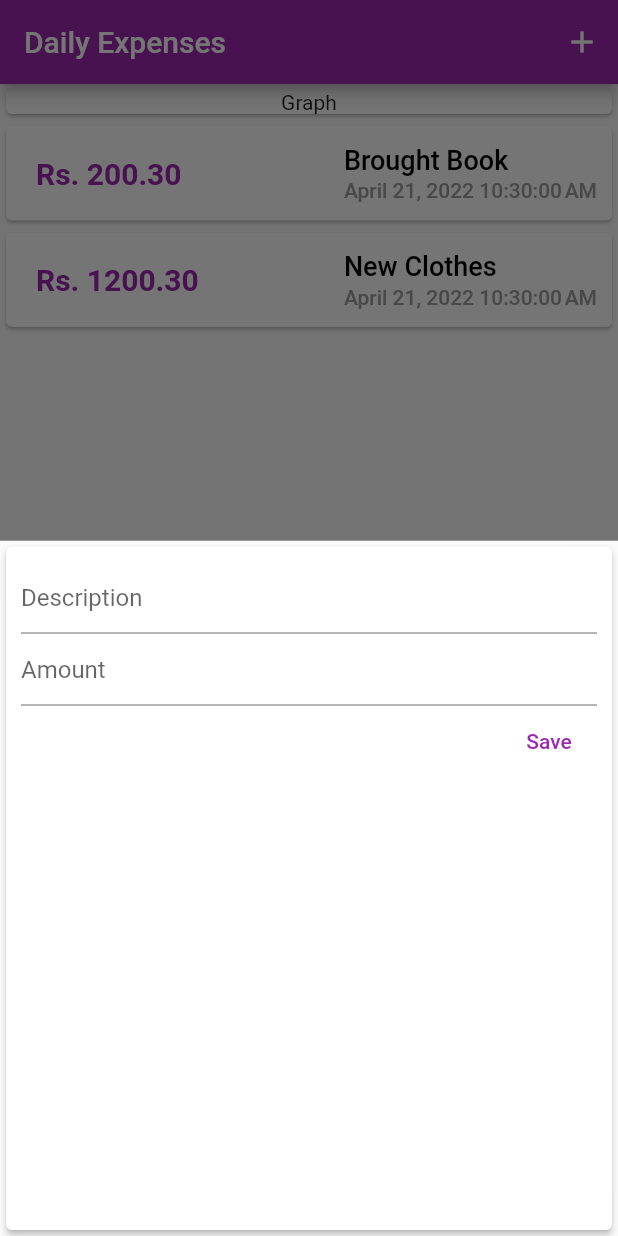
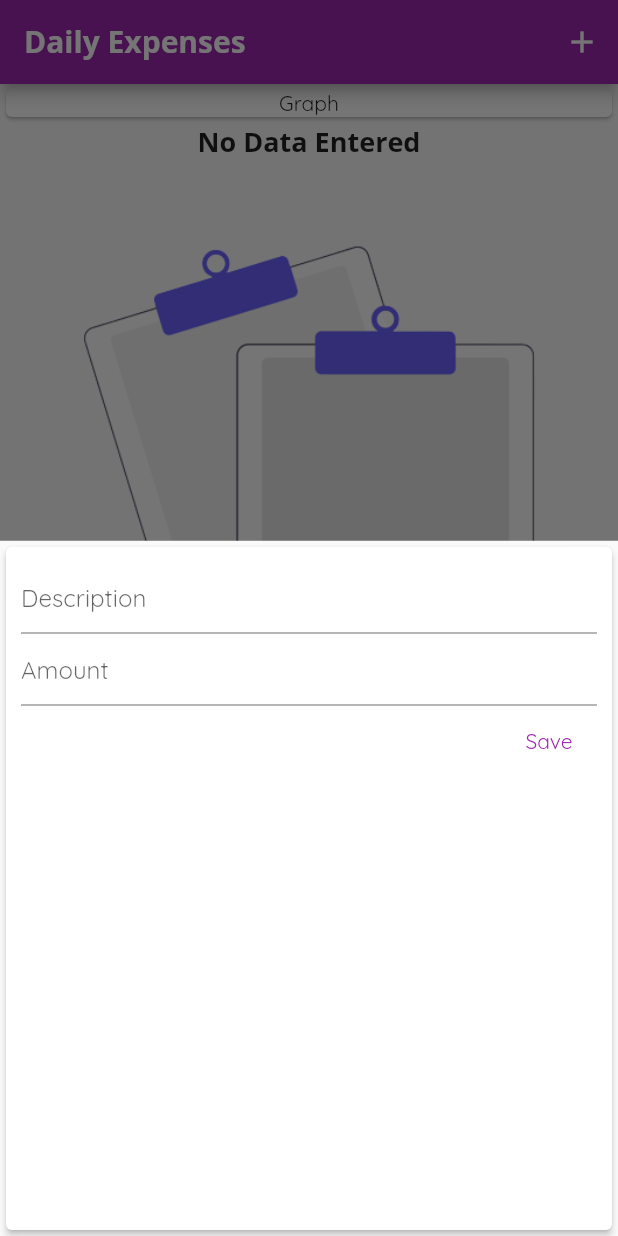
Before and after one commit to YuneshShrestha/personal_expenses_app, a Flutter app: the screen it shows after launch, after a tap on the "add" icon, on a phone screen of 412 x 824 dp. Run offline on Flutter 3.47's test engine with Material 2 defaults, Android fonts, the phone set to English and light mode, and no system bars.

Commit message:
font and theme completed

```diff
--- a/lib/main.dart
+++ b/lib/main.dart
@@ -16,27 +16,45 @@ class MyApp extends StatelessWidget {
   @override
   Widget build(BuildContext context) {
     return MaterialApp(
-      home: Home(),
+      home: const Home(),
       debugShowCheckedModeBanner: false,
-      theme: ThemeData(primarySwatch: MySetting.primary),
+      theme: ThemeData(
+        primarySwatch: MySetting.primary,
+        fontFamily: 'Quicksand',
+        textTheme: TextTheme(
+          headline6: ThemeData.light()
+              .textTheme
+              .copyWith(
+                  headline6: const TextStyle(
+                      fontFamily: 'OpenSans',
+                      fontSize: 18.0,
+                      fontWeight: FontWeight.bold))
+              .headline6,
+        ),
+        appBarTheme: AppBarTheme(
+          titleTextStyle: ThemeData.light()
+              .textTheme
+              .copyWith(
+                  headline6: const TextStyle(
+                      fontFamily: 'OpenSans',
+                      fontSize: 20.0,
+                      fontWeight: FontWeight.bold))
+              .headline6,
+        ),
+      ),
     );
   }
 }
 
 class Home extends StatefulWidget {
-  Home({Key? key}) : super(key: key);
+  const Home({Key? key}) : super(key: key);
 
   @override
   State<Home> createState() => _HomeState();
 }
 
 class _HomeState extends State<Home> {
-  final List<Transaction> _transactionList = [
-    Transaction(
-        id: '1', title: 'Brought Book', expenses: 200.3, date: DateTime.now()),
-    Transaction(
-        id: '2', title: 'New Clothes', expenses: 1200.3, date: DateTime.now()),
-  ];
+  final List<Transaction> _transactionList = [];
 
   void _addTransaction(String title, double expenses) {
     var newTransaction = Transaction(
@@ -74,7 +92,21 @@ class _HomeState extends State<Home> {
         const Card(
           child: Center(child: Text('Graph')),
         ),
-        TransactionList(_transactionList)
+        _transactionList.isEmpty
+            ? Column(
+                mainAxisAlignment: MainAxisAlignment.center,
+                children: [
+                  Text(
+                    'No Data Entered',
+                    style: Theme.of(context).textTheme.headline6,
+                  ),
+                  const SizedBox(
+                    height: 20.0,
+                  ),
+                  Image.asset('assets/images/no_data.png')
+                ],
+              )
+            : TransactionList(_transactionList)
       ]),
       floatingActionButton: FloatingActionButton(
         onPressed: () => _openAddExpensesBottomSheet(context),
--- a/lib/model/app_setting.dart
+++ b/lib/model/app_setting.dart
@@ -5,5 +5,6 @@ class MySetting {
   static MaterialColor primary = Colors.purple;
   static Color primarytextColor = Colors.black;
   static Color secondaryTextColor = Colors.grey;
+  static Color accentColor = Colors.yellow;
 }
 // Color
--- a/lib/widgets/transaction_list.dart
+++ b/lib/widgets/transaction_list.dart
@@ -26,7 +26,7 @@ class TransactionList extends StatelessWidget {
                     child: Text(
                       'Rs. ${transactionList[index].expenses.toStringAsFixed(2)}',
                       style: TextStyle(
-                          color: MySetting.primary,
+                          color: Theme.of(context).primaryColor,
                           fontSize: 20.0,
                           fontWeight: FontWeight.w700),
                     ),
@@ -36,13 +36,8 @@ class TransactionList extends StatelessWidget {
                   crossAxisAlignment: CrossAxisAlignment.start,
                   mainAxisAlignment: MainAxisAlignment.center,
                   children: [
-                    Text(
-                      transactionList[index].title,
-                      style: TextStyle(
-                          color: MySetting.primarytextColor,
-                          fontWeight: FontWeight.w500,
-                          fontSize: 18.0),
-                    ),
+                    Text(transactionList[index].title,
+                        style: Theme.of(context).textTheme.headline6),
                     const SizedBox(
                       height: 2.0,
                     ),
```
Also changed, not shown: pubspec.yaml (+13 -14 lines), assets/fonts/OpenSans-Bold.ttf (added), assets/fonts/OpenSans-Regular.ttf (added), assets/fonts/Quicksand-Bold.ttf (added), assets/fonts/Quicksand-Regular.ttf (added), assets/images/no_data.png (added).
